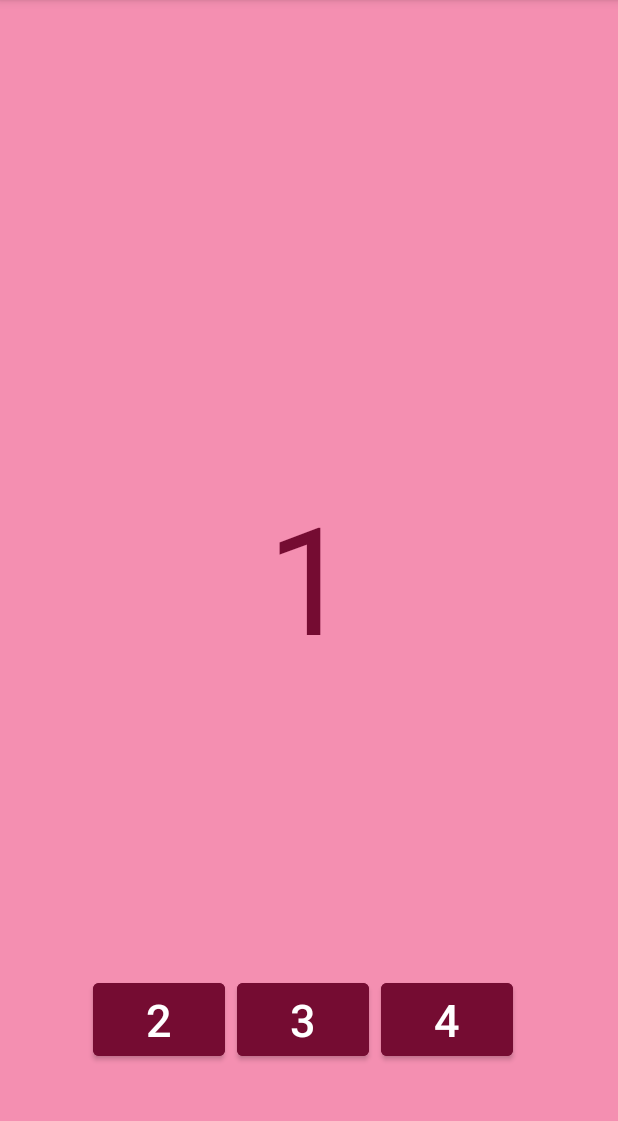
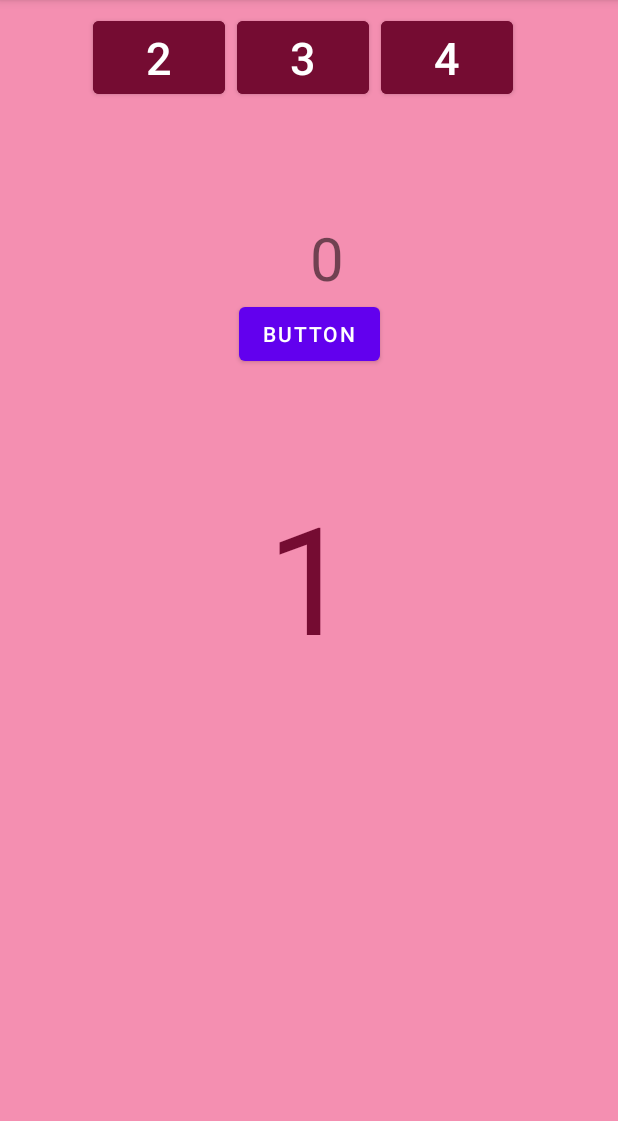
Before and after one commit to ParisaFaridi/FragmentPractice, an Android app: the screen it shows after launch (MainActivity), on a phone screen of 412 x 824 dp, the part 84-1205 px from its top. Run offline under Robolectric (Android 15) with nearby library versions, the phone set to English and light mode, and no system bars.

Commit message:
Implement examples for viewModel and safe args

```diff
--- a/app/build.gradle
+++ b/app/build.gradle
@@ -1,6 +1,8 @@
 plugins {
     id 'com.android.application'
     id 'org.jetbrains.kotlin.android'
+    id 'androidx.navigation.safeargs.kotlin'
+
 }
 
 android {
@@ -29,6 +31,9 @@ android {
     kotlinOptions {
         jvmTarget = '1.8'
     }
+    buildFeatures{
+        viewBinding true
+    }
 }
 
 dependencies {
@@ -45,4 +50,5 @@ dependencies {
     testImplementation 'junit:junit:4.13.2'
     androidTestImplementation 'androidx.test.ext:junit:1.1.3'
     androidTestImplementation 'androidx.test.espresso:espresso-core:3.4.0'
+    implementation 'androidx.fragment:fragment-ktx:1.4.1'
 }
--- a/app/src/main/java/com/example/fragmentpractice/FirstFragment.kt
+++ b/app/src/main/java/com/example/fragmentpractice/FirstFragment.kt
@@ -7,11 +7,15 @@ import android.view.View
 import android.view.ViewGroup
 import android.widget.Button
 import androidx.core.os.bundleOf
+import androidx.fragment.app.viewModels
 import androidx.navigation.NavController
 import androidx.navigation.findNavController
 import androidx.navigation.fragment.findNavController
+import com.example.fragmentpractice.databinding.FragmentFistBinding
 
 class FistFragment : Fragment() {
+    lateinit var binding : FragmentFistBinding
+    val viewModel: FirstFragmentViewModel by viewModels()
 
     override fun onCreate(savedInstanceState: Bundle?) {
         super.onCreate(savedInstanceState)
@@ -21,13 +25,14 @@ class FistFragment : Fragment() {
         inflater: LayoutInflater, container: ViewGroup?,
         savedInstanceState: Bundle?
     ): View? {
-        // Inflate the layout for this fragment
-        return inflater.inflate(R.layout.fragment_fist, container, false)
+        binding = FragmentFistBinding.inflate(inflater, container, false)
+
+        return binding.root
     }
 
     override fun onViewCreated(view: View, savedInstanceState: Bundle?) {
         super.onViewCreated(view, savedInstanceState)
-
+        binding.textView2.text = viewModel.number.toString()
         val button2 = view.findViewById<Button>(R.id.btnGoTo2)
         val bundle = bundleOf("text" to "Parisa" , "visibility" to false)
         button2.setOnClickListener {
@@ -42,5 +47,11 @@ class FistFragment : Fragment() {
             findNavController().navigate(R.id.action_fistFragment_to_forthFragment)
         }
 
+        binding.button.setOnClickListener {
+            viewModel.increase()
+            binding.textView2.text = viewModel.number.toString()
+        }
+
     }
+
 }
--- /dev/null
+++ b/app/src/main/java/com/example/fragmentpractice/FirstFragmentViewModel.kt
@@ -0,0 +1,11 @@
+package com.example.fragmentpractice
+
+import androidx.lifecycle.ViewModel
+
+class FirstFragmentViewModel:ViewModel() {
+
+    var number = 0
+    fun increase(){
+        number++
+    }
+}
--- a/app/src/main/java/com/example/fragmentpractice/MainActivity.kt
+++ b/app/src/main/java/com/example/fragmentpractice/MainActivity.kt
@@ -2,10 +2,16 @@ package com.example.fragmentpractice
 
 import androidx.appcompat.app.AppCompatActivity
 import android.os.Bundle
+import com.example.fragmentpractice.databinding.ActivityMainBinding
 
 class MainActivity : AppCompatActivity() {
+
+    lateinit var binding: ActivityMainBinding
+
     override fun onCreate(savedInstanceState: Bundle?) {
         super.onCreate(savedInstanceState)
-        setContentView(R.layout.activity_main)
+        binding = ActivityMainBinding.inflate(layoutInflater)
+        setContentView(binding.root)
+
     }
 }
--- a/app/src/main/java/com/example/fragmentpractice/SecondFragment.kt
+++ b/app/src/main/java/com/example/fragmentpractice/SecondFragment.kt
@@ -33,7 +33,8 @@ class SecondFragment : Fragment() {
         }
         val button = view.findViewById<Button>(R.id.btn2GoTo3)
         button.setOnClickListener {
-            findNavController().navigate(R.id.action_secondFragment_to_thirdFragment)
+            val action = SecondFragmentDirections.actionSecondFragmentToThirdFragment(2,"hello")
+            findNavController().navigate(action)
         }
     }
 
--- a/app/src/main/java/com/example/fragmentpractice/ThirdFragment.kt
+++ b/app/src/main/java/com/example/fragmentpractice/ThirdFragment.kt
@@ -7,8 +7,13 @@ import android.view.View
 import android.view.ViewGroup
 import android.widget.Button
 import androidx.navigation.fragment.findNavController
+import androidx.navigation.fragment.navArgs
+import com.example.fragmentpractice.databinding.FragmentThirdBinding
 
 class ThirdFragment : Fragment() {
+
+    val args:ThirdFragmentArgs by navArgs()
+    lateinit var  binding:FragmentThirdBinding
 
     override fun onCreate(savedInstanceState: Bundle?) {
         super.onCreate(savedInstanceState)
@@ -18,17 +23,19 @@ class ThirdFragment : Fragment() {
     override fun onCreateView(
         inflater: LayoutInflater, container: ViewGroup?,
         savedInstanceState: Bundle?
-    ): View? {
-        // Inflate the layout for this fragment
-        return inflater.inflate(R.layout.fragment_third, container, false)
+    ): View {
+        binding = FragmentThirdBinding.inflate(inflater, container, false)
+        return binding.root
     }
 
     override fun onViewCreated(view: View, savedInstanceState: Bundle?) {
         super.onViewCreated(view, savedInstanceState)
+
         val button = view.findViewById<Button>(R.id.btn3GoTo4)
         button.setOnClickListener {
             findNavController().navigate(R.id.action_thirdFragment_to_forthFragment)
         }
+        binding.textView.text = args.number.toString() + "   " + args.string
     }
 
 }
--- a/app/src/main/res/layout/fragment_fist.xml
+++ b/app/src/main/res/layout/fragment_fist.xml
@@ -1,53 +1,83 @@
 <?xml version="1.0" encoding="utf-8"?>
-<FrameLayout xmlns:android="http://schemas.android.com/apk/res/android"
+<androidx.constraintlayout.widget.ConstraintLayout xmlns:android="http://schemas.android.com/apk/res/android"
+    xmlns:app="http://schemas.android.com/apk/res-auto"
     xmlns:tools="http://schemas.android.com/tools"
     android:layout_width="match_parent"
     android:layout_height="match_parent"
-    tools:context=".FistFragment"
-    android:background="#F48FB1">
+    android:background="#F48FB1"
+    tools:context=".FistFragment">
 
     <LinearLayout
+        android:id="@+id/linearLayout"
         android:layout_width="match_parent"
         android:layout_height="wrap_content"
+        android:layout_gravity="center_horizontal|bottom"
         android:gravity="center"
-        android:layout_marginBottom="50dp"
-        android:layout_gravity="center_horizontal|bottom"
-        android:padding="8dp">
+        android:padding="8dp"
+        app:layout_constraintEnd_toEndOf="parent"
+        app:layout_constraintHorizontal_bias="0.0"
+        app:layout_constraintStart_toStartOf="parent"
+        app:layout_constraintTop_toTopOf="@+id/textView3">
+
         <Button
             android:id="@+id/btnGoTo2"
             android:layout_width="wrap_content"
             android:layout_height="wrap_content"
             android:layout_marginEnd="8dp"
-            android:textSize="30dp"
             android:backgroundTint="#750C32"
-            android:text="2" />
+            android:text="2"
+            android:textSize="30dp" />
 
         <Button
             android:id="@+id/btnGoTo3"
             android:layout_width="wrap_content"
             android:layout_height="wrap_content"
             android:layout_marginEnd="8dp"
-            android:textSize="30dp"
             android:backgroundTint="#750C32"
-            android:text="3" />
+            android:text="3"
+            android:textSize="30dp" />
 
         <Button
             android:id="@+id/btnGoTo4"
             android:layout_width="wrap_content"
             android:layout_height="wrap_content"
             android:layout_marginEnd="8dp"
-            android:textSize="30dp"
             android:backgroundTint="#750C32"
-            android:text="4" />
+            android:text="4"
+            android:textSize="30dp" />
     </LinearLayout>
 
     <TextView
+        android:id="@+id/textView3"
         android:layout_width="match_parent"
         android:layout_height="match_parent"
         android:gravity="center"
         android:text="1"
         android:textColor="#750C32"
-        android:textSize="100dp" />
+        android:textSize="100dp"
+        tools:layout_editor_absoluteX="0dp"
+        tools:layout_editor_absoluteY="121dp" />
+
+    <TextView
+        android:id="@+id/textView2"
+        android:layout_width="wrap_content"
+        android:layout_height="wrap_content"
+        android:layout_marginTop="68dp"
+        android:text="0"
+        android:textSize="40dp"
+        app:layout_constraintEnd_toStartOf="@+id/textView3"
+        app:layout_constraintHorizontal_bias="0.473"
+        app:layout_constraintStart_toEndOf="@+id/textView3"
+        app:layout_constraintTop_toBottomOf="@+id/linearLayout" />
+
+    <Button
+        android:id="@+id/button"
+        android:layout_width="wrap_content"
+        android:layout_height="wrap_content"
+        android:text="Button"
+        app:layout_constraintEnd_toStartOf="@+id/textView3"
+        app:layout_constraintStart_toEndOf="@+id/textView3"
+        app:layout_constraintTop_toBottomOf="@+id/textView2" />
 
 
-</FrameLayout>
+</androidx.constraintlayout.widget.ConstraintLayout>
--- a/app/src/main/res/layout/fragment_third.xml
+++ b/app/src/main/res/layout/fragment_third.xml
@@ -24,4 +24,11 @@
         android:layout_gravity="center_horizontal|bottom"
         android:layout_marginBottom="70dp"/>
 
+    <TextView
+        android:id="@+id/textView"
+        android:layout_width="262dp"
+        android:layout_height="183dp"
+        android:textSize="30dp"
+        android:text="TextView" />
+
 </FrameLayout>
--- a/app/src/main/res/navigation/nav_graph.xml
+++ b/app/src/main/res/navigation/nav_graph.xml
@@ -48,6 +48,12 @@
             app:enterAnim="@android:anim/fade_in"
             app:exitAnim="@android:anim/fade_out"
             app:popUpTo="@id/fistFragment" />
+        <argument
+            android:name="number"
+            app:argType="integer" />
+        <argument
+            android:name="string"
+            app:argType="string" />
     </fragment>
     <fragment
         android:id="@+id/forthFragment"
--- a/build.gradle
+++ b/build.gradle
@@ -1,4 +1,14 @@
 // Top-level build file where you can add configuration options common to all sub-projects/modules.
+buildscript {
+    repositories {
+        google()
+    }
+    dependencies {
+        def nav_version = "2.4.1"
+        classpath "androidx.navigation:navigation-safe-args-gradle-plugin:$nav_version"
+    }
+}
+
 plugins {
     id 'com.android.application' version '7.1.1' apply false
     id 'com.android.library' version '7.1.1' apply false
```
